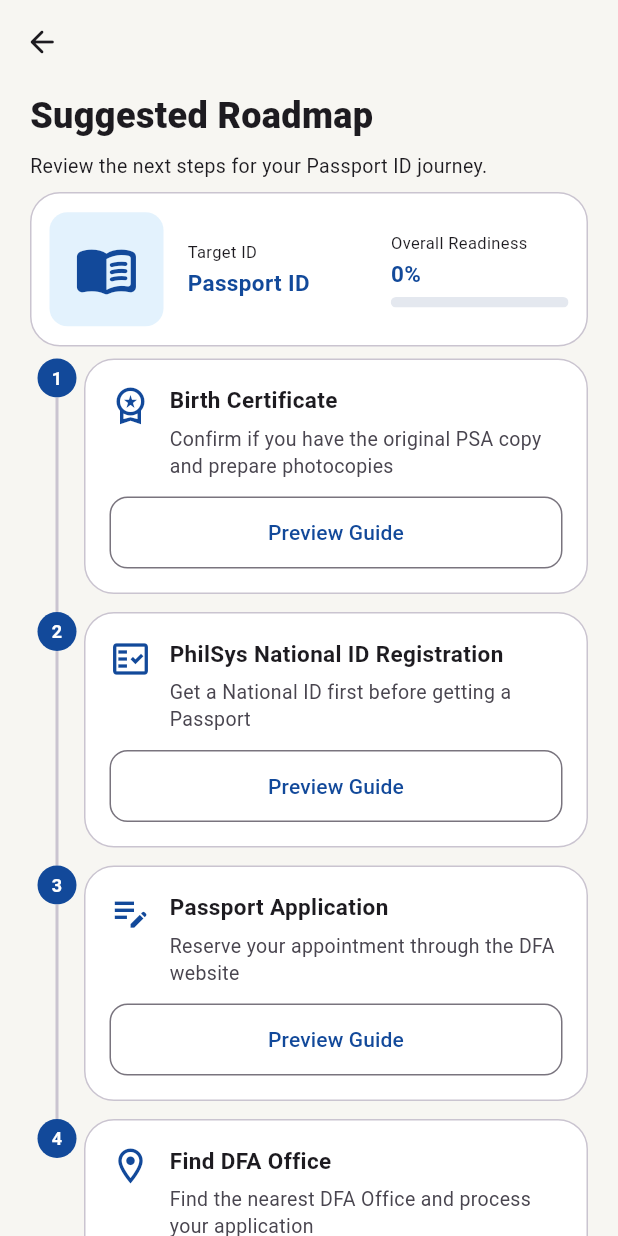
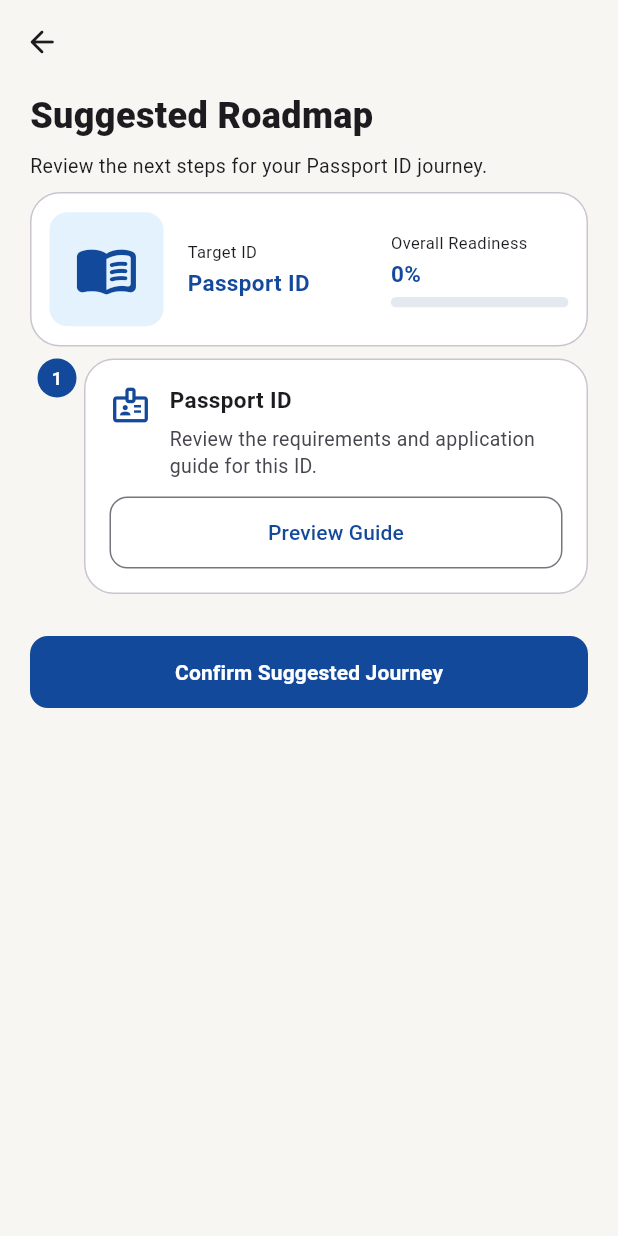
Before and after one commit to ReyesKyleJara/IDireksyon-frontend, a Flutter app: the SuggestedRoadmapScreen screen opened directly, on a phone screen of 412 x 824 dp. Run offline on Flutter 3.47's test engine with Material 3 defaults, Android fonts, the phone set to English and light mode, and no system bars; our stand-ins replace camera, flutter_svg, geolocator, google_maps_flutter, image_picker, latlong2 and 2 more; missing offline and left inert: crop_your_image, dart:js_interop, pointer_interceptor; accounts and stored records are empty; network calls fail; Roboto replaces fonts that are missing (Google Sans).

Commit message:
Use catalog data for smart sequencing

```diff
--- a/lib/features/roadmap/active_journey_screen.dart
+++ b/lib/features/roadmap/active_journey_screen.dart
@@ -5,11 +5,9 @@ import 'package:flutter/material.dart';
 import '../../core/widgets/page_header.dart';
 import '../loading/loading_screen.dart';
 import '../ids/id_details_screen.dart';
-import '../office_finder/office_finder_screen.dart';
 import '../shell/resident_app_shell.dart';
 import 'build_roadmap_screen.dart';
 import 'id_journey.dart';
-import 'suggested_roadmap_screen.dart';
 
 class JourneyLoadingScreen extends StatelessWidget {
   const JourneyLoadingScreen({
@@ -139,42 +137,18 @@ class _JourneyCard extends StatelessWidget {
   final VoidCallback onToggle;
 
   List<({String title, String detail, IconData icon, Widget page})> get _steps {
-    if (journey.targetIds.length == 1 &&
-        journey.targetIds.first == 'Passport ID') {
-      return [
+    return [
+      for (var index = 0; index < journey.targetIds.length; index++)
         (
-          title: 'Birth Certificate',
-          detail: 'Prepare your PSA copy and supporting documents.',
-          icon: Icons.workspace_premium_outlined,
-          page: const PsaBirthCertificateGuideScreen(),
-        ),
-        (
-          title: 'PhilSys National ID Registration',
-          detail: 'Review the requirements for your National ID.',
-          icon: Icons.badge_outlined,
-          page: const IdDetailsScreen(idName: 'PhilSys ID'),
-        ),
-        (
-          title: 'Passport Application',
-          detail: 'Check requirements and plan your DFA appointment.',
-          icon: Icons.menu_book_outlined,
-          page: const IdDetailsScreen(idName: 'Passport ID'),
-        ),
-        (
-          title: 'Find DFA Office',
-          detail: 'Find an office for your passport application.',
-          icon: Icons.location_on_outlined,
-          page: const OfficeFinderScreen(),
-        ),
-      ];
-    }
-    return [
-      for (final id in journey.targetIds)
-        (
-          title: id,
+          title: journey.targetIds[index],
           detail: 'Review the requirements and application guide for this ID.',
           icon: Icons.badge_outlined,
-          page: IdDetailsScreen(idName: id),
+          page: IdDetailsScreen(
+            idName: journey.targetIds[index],
+            governmentId: index < journey.targetCatalogIds.length
+                ? journey.targetCatalogIds[index]
+                : null,
+          ),
         ),
     ];
   }
--- a/lib/features/roadmap/confirm_documents_screen.dart
+++ b/lib/features/roadmap/confirm_documents_screen.dart
@@ -9,9 +9,11 @@ class ConfirmDocumentsScreen extends StatefulWidget {
   const ConfirmDocumentsScreen({
     super.key,
     this.targetIds = const ['Passport ID'],
+    this.targetCatalogIds = const [],
     this.existingJourneys = const [],
   });
   final List<String> targetIds;
+  final List<int> targetCatalogIds;
   final List<IdJourney> existingJourneys;
 
   static const primaryBlue = Color(0xFF12499A);
@@ -100,6 +102,7 @@ class _ConfirmDocumentsScreenState extends State<ConfirmDocumentsScreen> {
                         MaterialPageRoute(
                           builder: (_) => SuggestedRoadmapScreen(
                             targetIds: widget.targetIds,
+                            targetCatalogIds: widget.targetCatalogIds,
                             ownedItems: _ownedItems.toList(),
                             existingJourneys: widget.existingJourneys,
                           ),
--- a/lib/features/roadmap/id_journey.dart
+++ b/lib/features/roadmap/id_journey.dart
@@ -2,12 +2,15 @@
 class IdJourney {
   IdJourney({
     List<String> targetIds = const ['Passport ID'],
+    List<int> targetCatalogIds = const [],
     List<String> ownedItems = const [],
     this.progress = 0,
   }) : targetIds = List.unmodifiable(targetIds),
+       targetCatalogIds = List.unmodifiable(targetCatalogIds),
        ownedItems = List.unmodifiable(ownedItems);
 
   final List<String> targetIds;
+  final List<int> targetCatalogIds;
   final List<String> ownedItems;
 
   /// Readiness from 0 to 1; new journeys start with no completed steps.
--- a/lib/features/roadmap/suggested_roadmap_screen.dart
+++ b/lib/features/roadmap/suggested_roadmap_screen.dart
@@ -3,57 +3,33 @@ import 'package:flutter/material.dart';
 import 'active_journey_screen.dart';
 import 'id_journey.dart';
 import '../ids/id_details_screen.dart';
-import '../office_finder/office_finder_screen.dart';
 
 class SuggestedRoadmapScreen extends StatelessWidget {
   const SuggestedRoadmapScreen({
     super.key,
     this.targetIds = const ['Passport ID'],
+    this.targetCatalogIds = const [],
     this.ownedItems = const [],
     this.existingJourneys = const [],
   });
   final List<String> targetIds;
+  final List<int> targetCatalogIds;
   final List<String> ownedItems;
   final List<IdJourney> existingJourneys;
 
-  List<_RoadmapStep> get _steps =>
-      targetIds.length == 1 && targetIds.first == 'Passport ID'
-      ? _passportSteps
-      : [
-          for (final id in targetIds)
-            _RoadmapStep(
-              title: id,
-              subtitle:
-                  'Review the requirements and application guide for this ID.',
-              icon: Icons.badge_outlined,
-            ),
-        ];
+  List<_RoadmapStep> get _steps => [
+    for (var index = 0; index < targetIds.length; index++)
+      _RoadmapStep(
+        title: targetIds[index],
+        governmentId: index < targetCatalogIds.length
+            ? targetCatalogIds[index]
+            : null,
+        subtitle: 'Review the requirements and application guide for this ID.',
+        icon: Icons.badge_outlined,
+      ),
+  ];
 
   static const primaryBlue = Color(0xFF12499A);
-
-  static const _passportSteps = [
-    _RoadmapStep(
-      title: 'Birth Certificate',
-      subtitle:
-          'Confirm if you have the original PSA copy and prepare photocopies',
-      icon: Icons.workspace_premium_outlined,
-    ),
-    _RoadmapStep(
-      title: 'PhilSys National ID Registration',
-      subtitle: 'Get a National ID first before getting a Passport',
-      icon: Icons.fact_check_outlined,
-    ),
-    _RoadmapStep(
-      title: 'Passport Application',
-      subtitle: 'Reserve your appointment through the DFA website',
-      icon: Icons.edit_note_outlined,
-    ),
-    _RoadmapStep(
-      title: 'Find DFA Office',
-      subtitle: 'Find the nearest DFA Office and process your application',
-      icon: Icons.location_on_outlined,
-    ),
-  ];
 
   @override
   Widget build(BuildContext context) {
@@ -121,6 +97,7 @@ class SuggestedRoadmapScreen extends StatelessWidget {
                         builder: (_) => JourneyLoadingScreen(
                           journey: IdJourney(
                             targetIds: targetIds,
+                            targetCatalogIds: targetCatalogIds,
                             ownedItems: ownedItems,
                           ),
                           existingJourneys: existingJourneys,
@@ -357,17 +334,10 @@ class _StepRow extends StatelessWidget {
                     onPressed: () => Navigator.push(
                       context,
                       MaterialPageRoute(
-                        builder: (_) => switch (step.title) {
-                          'Birth Certificate' =>
-                            const PsaBirthCertificateGuideScreen(),
-                          'Find DFA Office' => const OfficeFinderScreen(),
-                          'Passport Application' => const IdDetailsScreen(
-                            idName: 'Passport ID',
-                          ),
-                          'PhilSys National ID Registration' =>
-                            const IdDetailsScreen(idName: 'PhilSys ID'),
-                          _ => IdDetailsScreen(idName: step.title),
-                        },
+                        builder: (_) => IdDetailsScreen(
+                          idName: step.title,
+                          governmentId: step.governmentId,
+                        ),
                       ),
                     ),
                     style: OutlinedButton.styleFrom(
@@ -717,11 +687,13 @@ class _ChecklistItem extends StatelessWidget {
 
 class _RoadmapStep {
   const _RoadmapStep({
+    this.governmentId,
     required this.title,
     required this.subtitle,
     required this.icon,
   });
 
+  final int? governmentId;
   final String title;
   final String subtitle;
   final IconData icon;
```
Also changed, not shown: lib/features/roadmap/build_roadmap_screen.dart (+92 -24 lines), lib/models/government_id.dart (+50 -16 lines), 7 other files.
